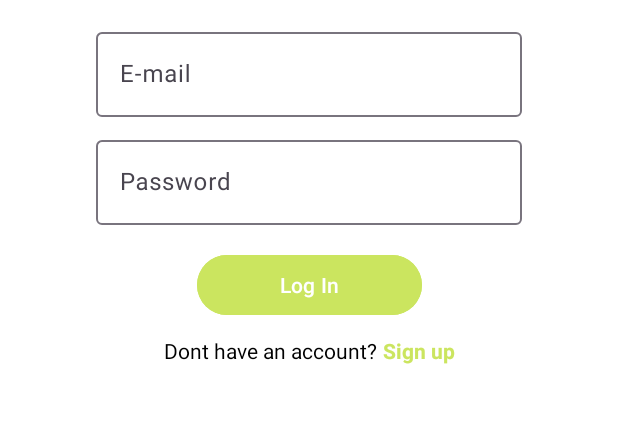
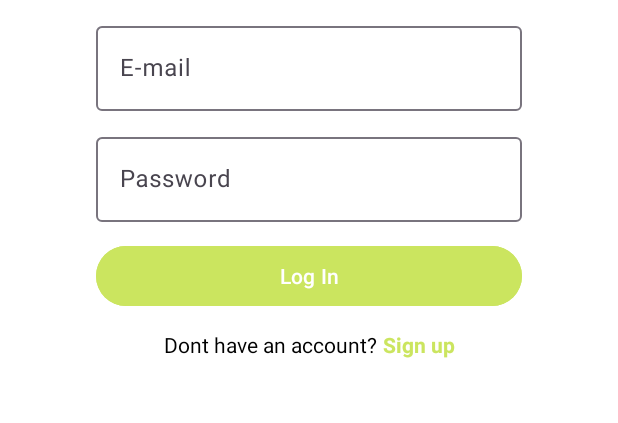
Before and after one commit to C-4NDR3W/GeoMinder, an Android app: the screen it shows after launch (AuthActivity), after a tap on "Sign in", on a phone screen of 412 x 824 dp, the part 419-842 px from its top. Run offline under Robolectric (Android 15) with nearby library versions, the phone set to English and light mode, and no system bars; our stand-ins replace Firebase (no records; nobody signed in at launch, a user with empty details on screens opened directly).

Commit message:
Looking good FR FINAL

```diff
--- a/app/src/main/java/com/example/geominder/NotificationViewFragment.kt
+++ b/app/src/main/java/com/example/geominder/NotificationViewFragment.kt
@@ -9,6 +9,7 @@ import androidx.fragment.app.Fragment
 import androidx.recyclerview.widget.LinearLayoutManager
 import androidx.recyclerview.widget.RecyclerView
 import com.google.firebase.firestore.FirebaseFirestore
+import com.google.firebase.firestore.Query
 
 class NotificationViewFragment : Fragment() {
     private lateinit var recyclerView: RecyclerView
@@ -32,7 +33,7 @@ class NotificationViewFragment : Fragment() {
 
     private fun fetchNotifications() {
         firestore.collection("users").document("user123").collection("notes")
-            .orderBy("dateTime")
+            .orderBy("dateTime", Query.Direction.DESCENDING)
             .get()
             .addOnSuccessListener { documents ->
                 notificationsList.clear()
--- a/app/src/main/res/layout/fragment_login.xml
+++ b/app/src/main/res/layout/fragment_login.xml
@@ -32,7 +32,7 @@
         android:id="@+id/emailTextLayout"
         android:layout_width="match_parent"
         android:layout_height="wrap_content"
-        android:layout_marginTop="16dp"
+        android:layout_marginTop="12dp"
         android:paddingHorizontal="64dp"
         app:layout_constraintTop_toBottomOf="@+id/login_app_title"
         app:layout_constraintLeft_toLeftOf="parent"
@@ -51,7 +51,7 @@
     <com.google.android.material.textfield.TextInputLayout
         android:layout_width="match_parent"
         android:layout_height="wrap_content"
-        android:layout_marginTop="10dp"
+        android:layout_marginTop="12dp"
         android:paddingHorizontal="64dp"
         app:layout_constraintTop_toBottomOf="@+id/emailTextLayout"
         app:layout_constraintLeft_toLeftOf="parent"
@@ -69,14 +69,16 @@
 
     <Button
         android:id="@+id/loginSubmit"
-        android:layout_width="150dp"
+        android:layout_width="match_parent"
         android:layout_height="wrap_content"
-        android:layout_marginTop="16dp"
+        android:layout_marginTop="12dp"
+        android:layout_marginStart="64dp"
+        android:layout_marginEnd="64dp"
+        android:text="@string/login_button"
+        android:backgroundTint="@color/colorPrimary"
         app:layout_constraintTop_toBottomOf="@+id/passwordTextLayout"
         app:layout_constraintLeft_toLeftOf="parent"
-        app:layout_constraintRight_toRightOf="parent"
-        android:text="@string/login_button"
-        android:backgroundTint="@color/colorPrimary"/>
+        app:layout_constraintRight_toRightOf="parent" />
 
     <LinearLayout
         android:layout_width="wrap_content"
@@ -86,7 +88,7 @@
         app:layout_constraintTop_toBottomOf="@id/loginSubmit"
         app:layout_constraintStart_toStartOf="parent"
         app:layout_constraintEnd_toEndOf="parent"
-        android:layout_marginTop="10dp">
+        android:layout_marginTop="12dp">
 
         <TextView
             android:layout_width="wrap_content"
--- a/app/src/main/res/navigation/nav_graph.xml
+++ b/app/src/main/res/navigation/nav_graph.xml
@@ -27,7 +27,7 @@
             android:id="@+id/action_noteViewFragment_to_profileFragment"
             app:destination="@id/navigation_profile" />
         <action
-            android:id="@+id/action_navigation_home_to_mapFragment"
+            android:id="@+id/action_noteViewFragment_to_mapFragment"
             app:destination="@id/mapFragment" />
     </fragment>
 
@@ -93,6 +93,7 @@
             android:id="@+id/action_ProfileFragment_to_groupFragment"
             app:destination="@id/navigation_profile" />
     </fragment>
+
     <fragment
         android:id="@+id/mapFragment"
         android:name="com.example.geominder.MapFragment"
```
Also changed, not shown: app/src/main/java/com/example/geominder/MapFragment.kt (+11 -19 lines), app/src/main/java/com/example/geominder/NoteViewFragment.kt (+7 -4 lines), app/src/main/res/layout/fragment_map.xml (+12 -9 lines), app/src/main/res/layout/fragment_note_view.xml (+8 -3 lines), app/src/main/res/layout/fragment_sign_up.xml (+8 -6 lines).
